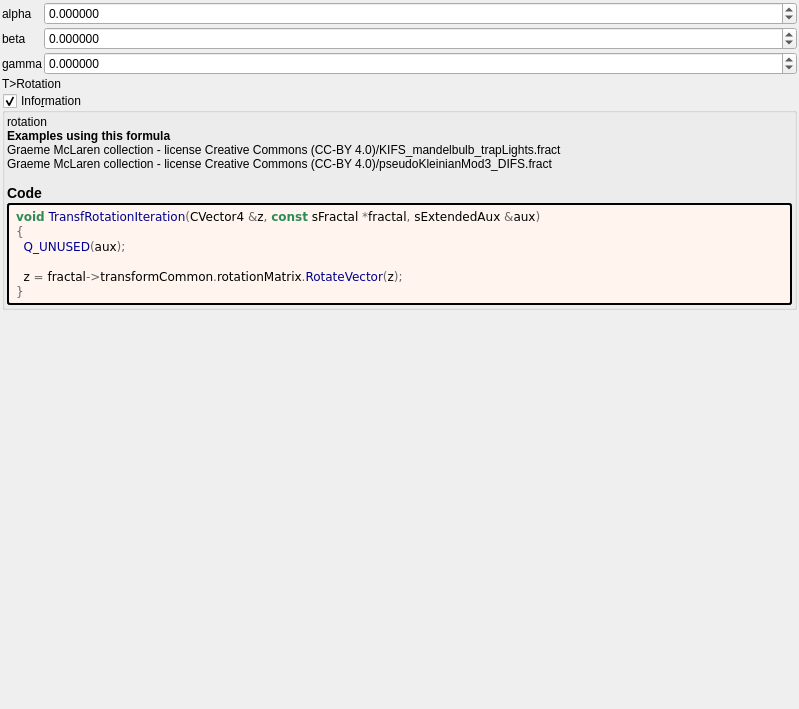
Above: mandelbulber2/formula/ui/transf_rotation.ui from buddhi1980/mandelbulber2 before the change. Below: the same form after it.
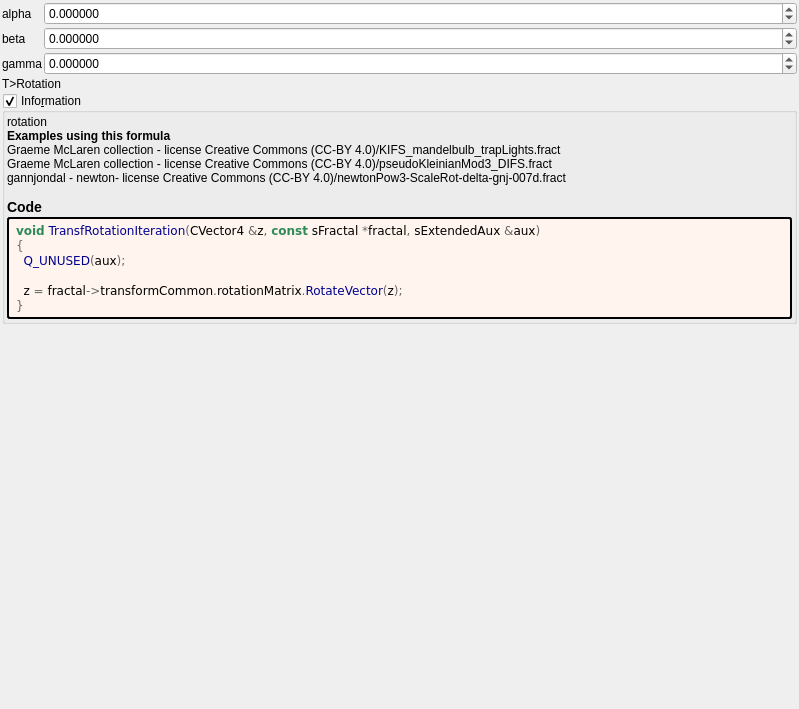
That is the form after the change. Custom widgets are drawn as their Qt base class.

What changed in the file:
```diff
--- a/mandelbulber2/formula/ui/transf_rotation.ui
+++ b/mandelbulber2/formula/ui/transf_rotation.ui
@@ -180,7 +180,7 @@
         <property name="text">
          <string notr="true">&lt;p&gt;rotation&lt;/p&gt;&lt;table&gt;
 &lt;/table&gt;
-&lt;br&gt;&lt;b&gt;Examples using this formula&lt;/b&gt;&lt;br&gt;Graeme McLaren  collection - license Creative Commons  (CC-BY 4.0)/KIFS_mandelbulb_trapLights.fract&lt;br&gt;Graeme McLaren  collection - license Creative Commons  (CC-BY 4.0)/pseudoKleinianMod3_DIFS.fract&lt;h3&gt;Code&lt;/h3&gt;</string>
+&lt;br&gt;&lt;b&gt;Examples using this formula&lt;/b&gt;&lt;br&gt;Graeme McLaren  collection - license Creative Commons  (CC-BY 4.0)/KIFS_mandelbulb_trapLights.fract&lt;br&gt;Graeme McLaren  collection - license Creative Commons  (CC-BY 4.0)/pseudoKleinianMod3_DIFS.fract&lt;br&gt;gannjondal - newton- license Creative Commons (CC-BY 4.0)/newtonPow3-ScaleRot-delta-gnj-007d.fract&lt;h3&gt;Code&lt;/h3&gt;</string>
         </property>
         <property name="wordWrap">
          <bool>true</bool>
```
Left out of the diff: 2 changed lines with no effect on the pictures.
